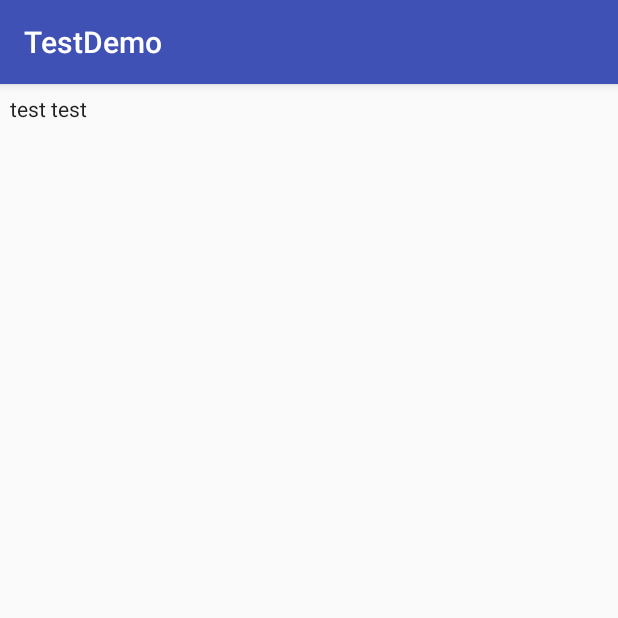
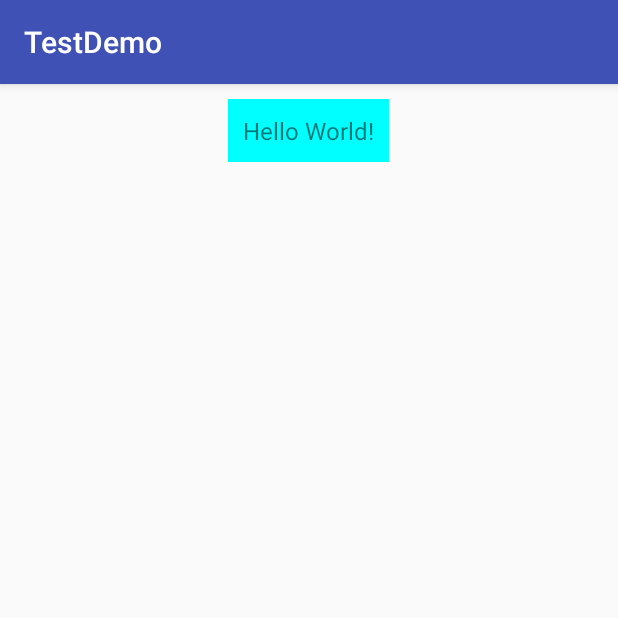
Before and after one commit to AuxLuffy/TestDemo, an Android app: the screen it shows after launch (MainActivity), on a phone screen of 412 x 824 dp, the top half of it. Run offline under Robolectric (Android 15) with nearby library versions, the phone set to English and light mode, and no system bars.

Commit message:
屏幕旋转对生命周期的影响

```diff
--- a/app/src/main/java/com/example/sunzh/testdemo/MainActivity.java
+++ b/app/src/main/java/com/example/sunzh/testdemo/MainActivity.java
@@ -1,13 +1,15 @@
 package com.example.sunzh.testdemo;
 
+import android.content.pm.ActivityInfo;
 import android.content.res.Configuration;
 import android.os.Bundle;
 import android.os.PersistableBundle;
 import android.support.v7.app.AppCompatActivity;
 import android.util.Log;
+import android.view.View;
 import android.widget.TextView;
 
-public class MainActivity extends AppCompatActivity {
+public class MainActivity extends AppCompatActivity implements View.OnClickListener {
 
     private TextView textView;
 
@@ -15,10 +17,11 @@ public class MainActivity extends AppCompatActivity {
     protected void onCreate(Bundle savedInstanceState) {
         super.onCreate(savedInstanceState);
         Log.e("TAG", "onCreate()");
-        textView = new MyTextView(this);
-        textView.setPadding(10, 10, 10, 10);
-        setContentView(textView);
-
+//        textView = new MyTextView(this);
+//        textView.setPadding(10, 10, 10, 10);
+        setContentView(R.layout.activity_main);
+        textView = (TextView) findViewById(R.id.textview);
+        textView.setOnClickListener(this);
         /*setContentView(R.layout.activity_main);
         textView = (TextView) findViewById(R.id.textview);
         Log.e("TAG", "onCreate()");
@@ -94,4 +97,22 @@ public class MainActivity extends AppCompatActivity {
         super.onSaveInstanceState(outState);
         Log.e("TAG", "onSaveInstanceState()");
     }
+
+
+    @Override
+    public void onClick(View v) {
+        Configuration configuration = getResources().getConfiguration();
+        int orientation = configuration.orientation;
+        switch (v.getId()) {
+            case R.id.textview:
+                if (orientation == Configuration.ORIENTATION_LANDSCAPE) {//此时是横屏
+                    //切换到竖屏
+                    setRequestedOrientation(ActivityInfo.SCREEN_ORIENTATION_PORTRAIT);
+                } else {//当前是竖屏
+                    //切换至横屏
+                    setRequestedOrientation(ActivityInfo.SCREEN_ORIENTATION_LANDSCAPE);
+                }
+                break;
+        }
+    }
 }
--- a/app/src/main/java/com/example/sunzh/testdemo/MyTextView.java
+++ b/app/src/main/java/com/example/sunzh/testdemo/MyTextView.java
@@ -5,17 +5,18 @@ import android.graphics.Canvas;
 import android.support.annotation.Nullable;
 import android.util.AttributeSet;
 import android.util.Log;
+import android.widget.TextView;
 
 /**
  * Created by sunzh on 2017/3/21.
  */
 
-public class MyTextView extends android.support.v7.widget.AppCompatTextView {
+public class MyTextView extends TextView {
     public static final String TAG = "MyTextView";
 
     public MyTextView(Context context) {
         this(context, null);
-        setText("test test");
+//        setText("test test");
     }
 
 
@@ -47,7 +48,7 @@ public class MyTextView extends android.support.v7.widget.AppCompatTextView {
     protected void onDraw(Canvas canvas) {
         super.onDraw(canvas);
         Log.e(TAG, "onDraw()");
-        measure(0, 0);
+//        measure(0, 0);
         Log.e(TAG, "width: " + getWidth() + ", height: " + getHeight());
         Log.e(TAG, "MeasuredWidth: " + getMeasuredWidth() + ", MeasuredHeight: " + getMeasuredHeight());
 
--- a/app/src/main/res/layout/activity_main.xml
+++ b/app/src/main/res/layout/activity_main.xml
@@ -4,13 +4,17 @@
     xmlns:tools="http://schemas.android.com/tools"
     android:layout_width="match_parent"
     android:layout_height="match_parent"
-    android:background="@mipmap/ic_launcher"
     tools:context="com.example.sunzh.testdemo.MainActivity">
 
-    <com.example.sunzh.testdemo.MyTextView
+    <TextView
         android:id="@+id/textview"
         android:layout_width="wrap_content"
         android:layout_height="wrap_content"
-        android:text="Hello World!" />
+        android:layout_centerHorizontal="true"
+        android:layout_marginTop="10dp"
+        android:background="#0ff"
+        android:padding="10dp"
+        android:text="Hello World!"
+        android:textSize="16sp" />
 
 </RelativeLayout>
```
Also changed, not shown: 1 other file.
